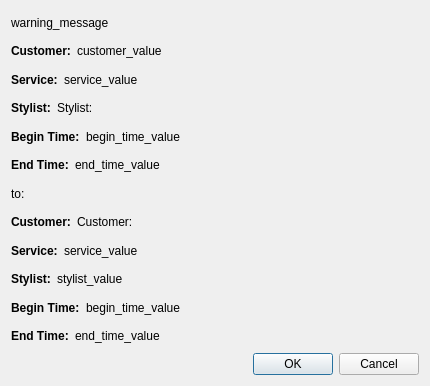
pliniofpa/Profiles_Project, file apptconflitingdialog.ui: the form before one commit.
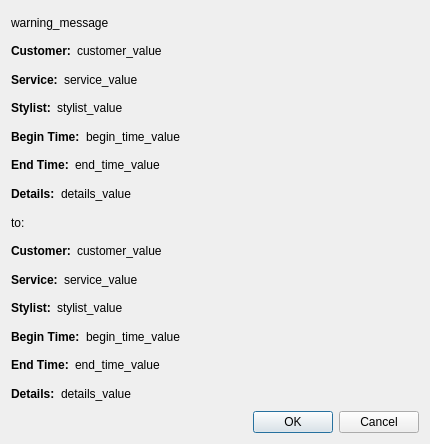
The form after the commit.

```diff
--- a/apptconflitingdialog.ui
+++ b/apptconflitingdialog.ui
@@ -7,13 +7,13 @@
     <x>0</x>
     <y>0</y>
     <width>430</width>
-    <height>386</height>
+    <height>444</height>
    </rect>
   </property>
   <property name="maximumSize">
    <size>
     <width>430</width>
-    <height>500</height>
+    <height>550</height>
    </size>
   </property>
   <property name="windowTitle">
@@ -119,7 +119,10 @@
      <item>
       <widget class="QLabel" name="stylist_origin_value_label">
        <property name="text">
-        <string>Stylist:</string>
+        <string>stylist_value</string>
+       </property>
+       <property name="wordWrap">
+        <bool>true</bool>
        </property>
       </widget>
      </item>
@@ -212,6 +215,46 @@
      </item>
     </layout>
    </item>
+   <item>
+    <layout class="QHBoxLayout" name="horizontalLayout_12">
+     <item>
+      <widget class="QLabel" name="label_13">
+       <property name="font">
+        <font>
+         <weight>75</weight>
+         <bold>true</bold>
+        </font>
+       </property>
+       <property name="text">
+        <string>Details:</string>
+       </property>
+      </widget>
+     </item>
+     <item>
+      <widget class="QLabel" name="details_origin_value_label">
+       <property name="text">
+        <string>details_value</string>
+       </property>
+       <property name="wordWrap">
+        <bool>true</bool>
+       </property>
+      </widget>
+     </item>
+     <item>
+      <spacer name="horizontalSpacer_12">
+       <property name="orientation">
+        <enum>Qt::Horizontal</enum>
+       </property>
+       <property name="sizeHint" stdset="0">
+        <size>
+         <width>40</width>
+         <height>20</height>
+        </size>
+       </property>
+      </spacer>
+     </item>
+    </layout>
+   </item>
    <item>
     <widget class="QLabel" name="label">
      <property name="text">
@@ -237,7 +280,10 @@
      <item>
       <widget class="QLabel" name="customer_dest_value_label">
        <property name="text">
-        <string>Customer:</string>
+        <string>customer_value</string>
+       </property>
+       <property name="wordWrap">
+        <bool>true</bool>
        </property>
       </widget>
      </item>
@@ -276,6 +322,9 @@
        <property name="text">
         <string>service_value</string>
        </property>
+       <property name="wordWrap">
+        <bool>true</bool>
+       </property>
       </widget>
      </item>
      <item>
@@ -313,6 +362,9 @@
        <property name="text">
         <string>stylist_value</string>
        </property>
+       <property name="wordWrap">
+        <bool>true</bool>
+       </property>
       </widget>
      </item>
      <item>
@@ -350,6 +402,9 @@
        <property name="text">
         <string>begin_time_value</string>
        </property>
+       <property name="wordWrap">
+        <bool>true</bool>
+       </property>
       </widget>
      </item>
      <item>
@@ -387,6 +442,9 @@
        <property name="text">
         <string>end_time_value</string>
        </property>
+       <property name="wordWrap">
+        <bool>true</bool>
+       </property>
       </widget>
      </item>
      <item>
@@ -404,6 +462,46 @@
      </item>
     </layout>
    </item>
+   <item>
+    <layout class="QHBoxLayout" name="horizontalLayout_11">
+     <item>
+      <widget class="QLabel" name="label_12">
+       <property name="font">
+        <font>
+         <weight>75</weight>
+         <bold>true</bold>
+        </font>
+       </property>
+       <property name="text">
+        <string>Details:</string>
+       </property>
+      </widget>
+     </item>
+     <item>
+      <widget class="QLabel" name="details_dest_value_label">
+       <property name="text">
+        <string>details_value</string>
+       </property>
+       <property name="wordWrap">
+        <bool>true</bool>
+       </property>
+      </widget>
+     </item>
+     <item>
+      <spacer name="horizontalSpacer_11">
+       <property name="orientation">
+        <enum>Qt::Horizontal</enum>
+       </property>
+       <property name="sizeHint" stdset="0">
+        <size>
+         <width>40</width>
+         <height>20</height>
+        </size>
+       </property>
+      </spacer>
+     </item>
+    </layout>
+   </item>
    <item>
     <widget class="QDialogButtonBox" name="buttonBox">
      <property name="orientation">
```
Left out of the diff: 12 changed lines with no effect on the pictures.
